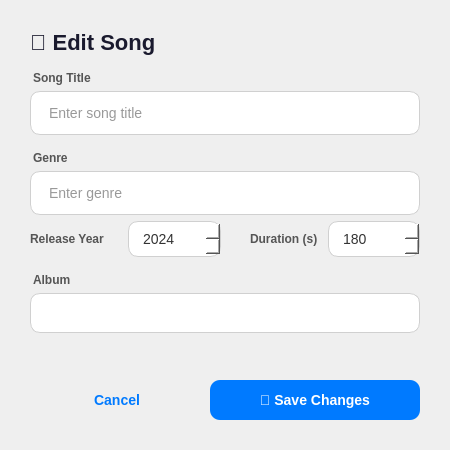
First picture: the form in GUI/editsongdialog.ui, repository Reyhane-014/TheSpotify, before the edit.
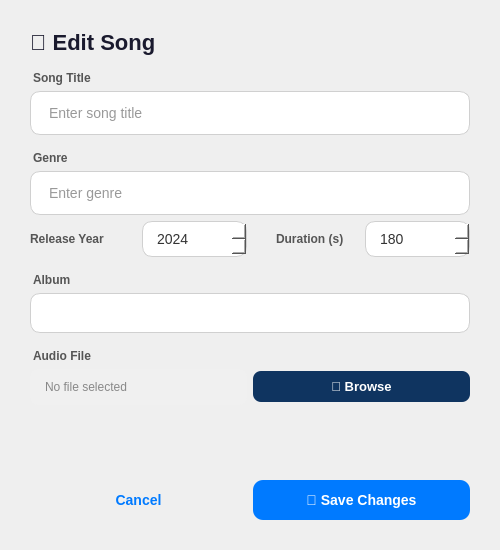
Second picture: the form after the edit.

Commit message: Artists can now attach audio files to songs and listeners can play them with full playback controls

```diff
--- a/GUI/editsongdialog.ui
+++ b/GUI/editsongdialog.ui
@@ -6,10 +6,16 @@
    <rect>
     <x>0</x>
     <y>0</y>
-    <width>450</width>
-    <height>450</height>
+    <width>500</width>
+    <height>550</height>
    </rect>
   </property>
+  <property name="minimumSize">
+   <size>
+    <width>500</width>
+    <height>550</height>
+   </size>
+  </property>
   <property name="windowTitle">
    <string>Edit Song</string>
   </property>
@@ -263,6 +269,68 @@
      </property>
     </widget>
    </item>
+   <item>
+    <widget class="QLabel" name="fileLabel">
+     <property name="text">
+      <string>Audio File</string>
+     </property>
+     <property name="styleSheet">
+      <string notr="true">
+       color: #555555;
+       font-size: 12px;
+       font-weight: 600;
+       font-family: "Segoe UI", sans-serif;
+       margin-top: 10px;
+      </string>
+     </property>
+    </widget>
+   </item>
+   <item>
+    <layout class="QHBoxLayout" name="fileLayout">
+     <item>
+      <widget class="QLabel" name="filePathLabel">
+       <property name="text">
+        <string>No file selected</string>
+       </property>
+       <property name="styleSheet">
+        <string notr="true">
+         color: #888888;
+         font-size: 12px;
+         font-family: "Segoe UI", sans-serif;
+         background-color: #F0F0F0;
+         border-radius: 8px;
+         padding: 8px 12px;
+         min-height: 20px;
+        </string>
+       </property>
+      </widget>
+     </item>
+     <item>
+      <widget class="QPushButton" name="browseBtn">
+       <property name="text">
+        <string>📁 Browse</string>
+       </property>
+       <property name="styleSheet">
+        <string notr="true">
+         QPushButton {
+             background-color: #0F3460;
+             border: none;
+             border-radius: 8px;
+             color: #FFFFFF;
+             font-family: "Segoe UI", sans-serif;
+             font-size: 13px;
+             font-weight: 600;
+             padding: 8px 16px;
+         }
+         QPushButton:hover {
+             background-color: #16213E;
+         }
+        </string>
+       </property>
+      </widget>
+     </item>
+    </layout>
+   </item>
    <item>
     <spacer name="verticalSpacer">
      <property name="orientation">
```
The commit also changes 41 other files.
